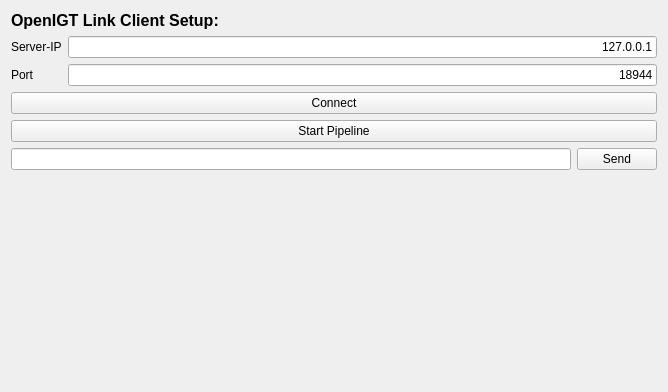
Before: the Qt Designer form Plugins/org.mitk.gui.qt.igtlplugin/src/internal/OpenIGTLinkExampleControls.ui in MITK/MITK, drawn with Qt 5.
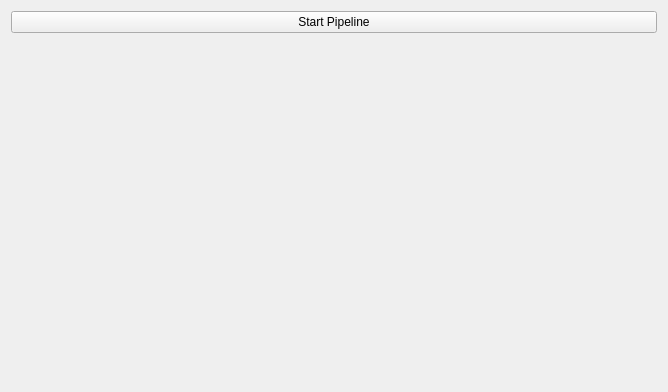
After: the same form once the commit is applied.

Commit message: Added a name variable to the igtl device This name is used in the device source for the us registration Removed unnecessary code from the example plugin

```diff
--- a/Plugins/org.mitk.gui.qt.igtlplugin/src/internal/OpenIGTLinkExampleControls.ui
+++ b/Plugins/org.mitk.gui.qt.igtlplugin/src/internal/OpenIGTLinkExampleControls.ui
@@ -22,95 +22,6 @@
   <layout class="QGridLayout">
    <item row="1" column="0">
     <layout class="QVBoxLayout" name="verticalLayout">
-     <item>
-      <widget class="QLabel" name="label">
-       <property name="font">
-        <font>
-         <pointsize>12</pointsize>
-         <weight>75</weight>
-         <bold>true</bold>
-        </font>
-       </property>
-       <property name="text">
-        <string>OpenIGT Link Client Setup:</string>
-       </property>
-      </widget>
-     </item>
-     <item>
-      <layout class="QGridLayout" name="gridLayout_2">
-       <item row="2" column="0">
-        <widget class="QLabel" name="label_3">
-         <property name="text">
-          <string>Port</string>
-         </property>
-        </widget>
-       </item>
-       <item row="1" column="0">
-        <widget class="QLabel" name="label_4">
-         <property name="text">
-          <string>Server-IP</string>
-         </property>
-        </widget>
-       </item>
-       <item row="2" column="1">
-        <widget class="QLineEdit" name="editPort">
-         <property name="text">
-          <string>18944</string>
-         </property>
-         <property name="maxLength">
-          <number>5</number>
-         </property>
-         <property name="frame">
-          <bool>true</bool>
-         </property>
-         <property name="alignment">
-          <set>Qt::AlignRight|Qt::AlignTrailing|Qt::AlignVCenter</set>
-         </property>
-         <property name="placeholderText">
-          <string>Port</string>
-         </property>
-        </widget>
-       </item>
-       <item row="1" column="1">
-        <widget class="QLineEdit" name="editIP">
-         <property name="enabled">
-          <bool>true</bool>
-         </property>
-         <property name="text">
-          <string>127.0.0.1</string>
-         </property>
-         <property name="alignment">
-          <set>Qt::AlignRight|Qt::AlignTrailing|Qt::AlignVCenter</set>
-         </property>
-        </widget>
-       </item>
-      </layout>
-     </item>
-     <item>
-      <widget class="QPushButton" name="butConnectWithServer">
-       <property name="toolTip">
-        <string>Do image processing</string>
-       </property>
-       <property name="text">
-        <string>Connect</string>
-       </property>
-       <property name="checkable">
-        <bool>false</bool>
-       </property>
-       <property name="checked">
-        <bool>false</bool>
-       </property>
-       <property name="autoDefault">
-        <bool>false</bool>
-       </property>
-       <property name="default">
-        <bool>false</bool>
-       </property>
-       <property name="flat">
-        <bool>false</bool>
-       </property>
-      </widget>
-     </item>
      <item>
       <widget class="QPushButton" name="butStart">
        <property name="text">
@@ -118,20 +29,6 @@
        </property>
       </widget>
      </item>
-     <item>
-      <layout class="QHBoxLayout" name="horizontalLayout">
-       <item>
-        <widget class="QLineEdit" name="editSend"/>
-       </item>
-       <item>
-        <widget class="QPushButton" name="butSend">
-         <property name="text">
-          <string>Send</string>
-         </property>
-        </widget>
-       </item>
-      </layout>
-     </item>
      <item>
       <spacer name="spacer2">
        <property name="orientation">
```
The commit also changes 8 other files.
